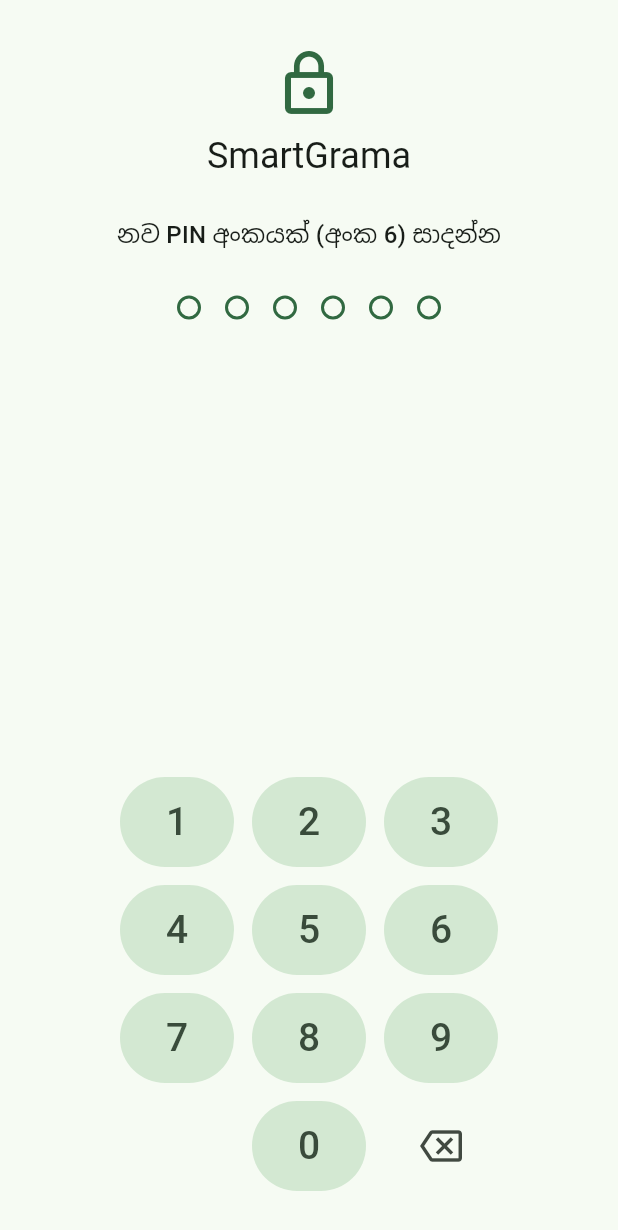
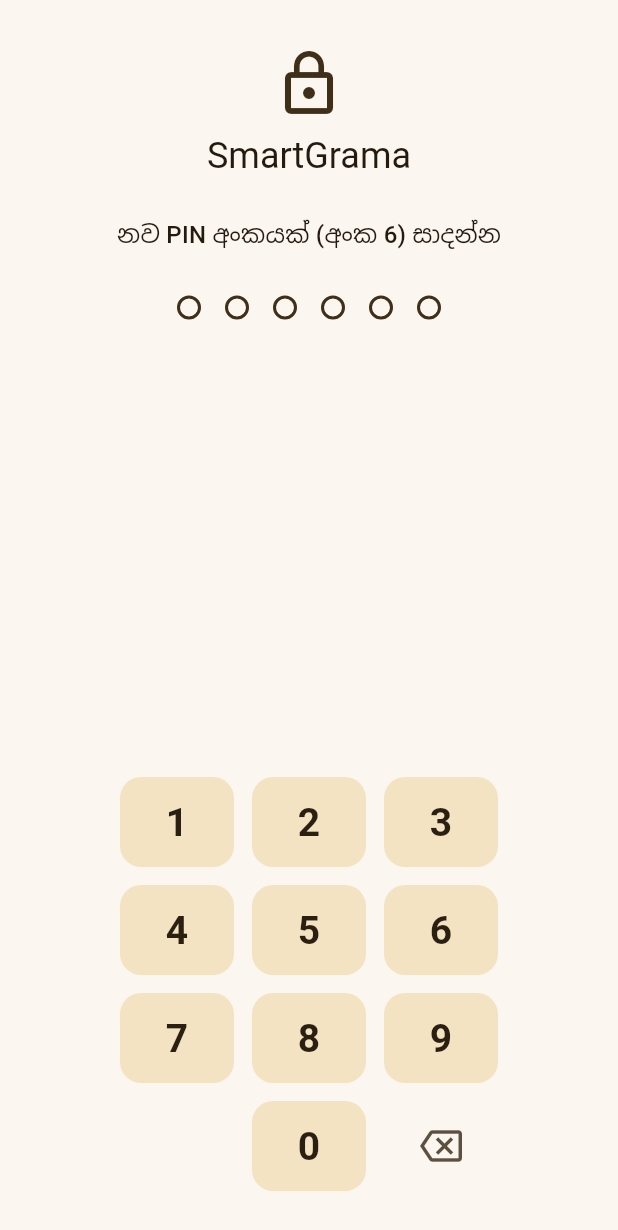
Before and after one commit to rishithamenush/smartgrama, a Flutter app: the screen it shows after launch, on a phone screen of 412 x 824 dp. Shown: the top 1230 px of the screen. Run offline on Flutter 3.47's test engine with Material 3 defaults, Android fonts, the phone set to English and light mode, and no system bars; our stand-ins replace drift, file_picker, flutter_map, flutter_secure_storage, geolocator, image_picker and 3 more; missing offline and left inert: excel; accounts and stored records are empty; generated files the repository leaves out were written again.

Commit message:
initial commit

```diff
--- a/lib/main.dart
+++ b/lib/main.dart
@@ -6,30 +6,13 @@ import 'data/bundle.dart';
 import 'data/database.dart';
 import 'security/key_store.dart';
 import 'security/pin_screen.dart';
+import 'theme.dart';
 import 'ui/home/home_shell.dart';
 import 'ui/setup/setup_screen.dart';
 
 void main() {
   WidgetsFlutterBinding.ensureInitialized();
   runApp(const SmartGramaApp());
-}
-
-ThemeData buildTheme() {
-  final scheme = ColorScheme.fromSeed(seedColor: const Color(0xFF1E6B3A));
-  return ThemeData(
-    colorScheme: scheme,
-    useMaterial3: true,
-    visualDensity: VisualDensity.standard,
-    inputDecorationTheme: const InputDecorationTheme(
-      border: OutlineInputBorder(),
-      isDense: false,
-    ),
-    cardTheme: const CardThemeData(margin: EdgeInsets.symmetric(horizontal: 12, vertical: 6)),
-    appBarTheme: AppBarTheme(backgroundColor: scheme.primary, foregroundColor: scheme.onPrimary),
-    filledButtonTheme: FilledButtonThemeData(
-      style: FilledButton.styleFrom(minimumSize: const Size(64, 48)),
-    ),
-  );
 }
 
 class SmartGramaApp extends StatelessWidget {
--- /dev/null
+++ b/lib/theme.dart
@@ -0,0 +1,202 @@
+import 'package:flutter/material.dart';
+
+/// SmartGrama colour system: the reference brown is the major colour; every
+/// other colour is an earthy companion (sand, gold, terracotta, olive, slate)
+/// so the whole app reads as one family.
+class Brand {
+  // Brown (major)
+  static const brown = Color(0xFF3F2F19);
+  static const brownDark = Color(0xFF2A1F10);
+  static const brownMid = Color(0xFF5C4426);
+  static const brownLight = Color(0xFF8A6A42);
+
+  // Companions
+  static const gold = Color(0xFFC9973F);
+  static const goldLight = Color(0xFFF3E3C3);
+  static const terracotta = Color(0xFFB5562F);
+  static const olive = Color(0xFF5E7A2E);
+  static const slate = Color(0xFF3F6577);
+  static const clay = Color(0xFF9A6B4F);
+
+  // Surfaces
+  static const cream = Color(0xFFFBF7F0);
+  static const sand = Color(0xFFF2E9DA);
+  static const sandDark = Color(0xFFE6D8C1);
+  static const line = Color(0xFFDCCCB3);
+  static const muted = Color(0xFF8C7A62);
+
+  // Meaning colours, tuned to sit with the browns.
+  static const ok = Color(0xFF4F7A32);
+  static const info = Color(0xFF3D6B8C);
+  static const pending = Color(0xFFC7871A);
+  static const warn = Color(0xFFB5562F);
+  static const warnBg = Color(0xFFFBEBDD);
+
+  static const headerGradient = LinearGradient(
+    begin: Alignment.topLeft,
+    end: Alignment.bottomRight,
+    colors: [brownDark, brown, brownMid],
+  );
+}
+
+ThemeData buildTheme() {
+  const scheme = ColorScheme(
+    brightness: Brightness.light,
+    primary: Brand.brown,
+    onPrimary: Colors.white,
+    primaryContainer: Brand.sandDark,
+    onPrimaryContainer: Brand.brownDark,
+    secondary: Brand.gold,
+    onSecondary: Colors.white,
+    secondaryContainer: Brand.goldLight,
+    onSecondaryContainer: Brand.brownDark,
+    tertiary: Brand.olive,
+    onTertiary: Colors.white,
+    tertiaryContainer: Color(0xFFE4EAD3),
+    onTertiaryContainer: Color(0xFF26330F),
+    error: Color(0xFFB3261E),
+    onError: Colors.white,
+    surface: Brand.cream,
+    onSurface: Color(0xFF241A0E),
+    onSurfaceVariant: Color(0xFF5E5040),
+    surfaceContainerLowest: Colors.white,
+    surfaceContainerLow: Color(0xFFF8F2E8),
+    surfaceContainer: Brand.sand,
+    surfaceContainerHigh: Color(0xFFEDE2D0),
+    surfaceContainerHighest: Brand.sandDark,
+    outline: Brand.muted,
+    outlineVariant: Brand.line,
+    inverseSurface: Brand.brownDark,
+    onInverseSurface: Brand.cream,
+    inversePrimary: Brand.goldLight,
+    shadow: Colors.black,
+  );
+
+  final radius = BorderRadius.circular(14);
+  return ThemeData(
+    colorScheme: scheme,
+    useMaterial3: true,
+    scaffoldBackgroundColor: Brand.cream,
+    dividerTheme: const DividerThemeData(color: Brand.line, space: 1),
+    appBarTheme: const AppBarTheme(
+      backgroundColor: Brand.brown,
+      foregroundColor: Colors.white,
+      centerTitle: true,
+      elevation: 0,
+      titleTextStyle: TextStyle(fontSize: 19, fontWeight: FontWeight.w600, color: Colors.white),
+    ),
+    cardTheme: CardThemeData(
+      margin: const EdgeInsets.symmetric(horizontal: 12, vertical: 6),
+      color: Colors.white,
+      elevation: 0,
+      shape: RoundedRectangleBorder(
+        borderRadius: BorderRadius.circular(16),
+        side: const BorderSide(color: Brand.line),
+      ),
+    ),
+    inputDecorationTheme: InputDecorationTheme(
+      filled: true,
+      fillColor: Colors.white,
+      border: OutlineInputBorder(borderRadius: radius),
+      enabledBorder: OutlineInputBorder(
+        borderRadius: radius,
+        borderSide: const BorderSide(color: Brand.line),
+      ),
+      focusedBorder: OutlineInputBorder(
+        borderRadius: radius,
+        borderSide: const BorderSide(color: Brand.brown, width: 2),
+      ),
+      labelStyle: const TextStyle(color: Brand.muted),
+      floatingLabelStyle: const TextStyle(color: Brand.brown),
+    ),
+    filledButtonTheme: FilledButtonThemeData(
+      style: FilledButton.styleFrom(
+        minimumSize: const Size(64, 50),
+        shape: RoundedRectangleBorder(borderRadius: radius),
+        textStyle: const TextStyle(fontSize: 16, fontWeight: FontWeight.w600),
+      ),
+    ),
+    outlinedButtonTheme: OutlinedButtonThemeData(
+      style: OutlinedButton.styleFrom(
+        minimumSize: const Size(64, 48),
+        foregroundColor: Brand.brown,
+        side: const BorderSide(color: Brand.brownLight),
+        shape: RoundedRectangleBorder(borderRadius: radius),
+      ),
+    ),
+    textButtonTheme: TextButtonThemeData(
+      style: TextButton.styleFrom(foregroundColor: Brand.brownMid),
+    ),
+    floatingActionButtonTheme: FloatingActionButtonThemeData(
+      backgroundColor: Brand.brown,
+      foregroundColor: Colors.white,
+      shape: RoundedRectangleBorder(borderRadius: BorderRadius.circular(18)),
+    ),
+    chipTheme: ChipThemeData(
+      backgroundColor: Colors.white,
+      selectedColor: Brand.goldLight,
+      side: const BorderSide(color: Brand.line),
+      checkmarkColor: Brand.brown,
+      labelStyle: const TextStyle(color: Brand.brownDark),
+      shape: RoundedRectangleBorder(borderRadius: BorderRadius.circular(20)),
+    ),
+    segmentedButtonTheme: SegmentedButtonThemeData(
+      style: ButtonStyle(
+        backgroundColor: WidgetStateProperty.resolveWith(
+            (s) => s.contains(WidgetState.selected) ? Brand.goldLight : Colors.white),
+        foregroundColor: const WidgetStatePropertyAll(Brand.brownDark),
+        side: const WidgetStatePropertyAll(BorderSide(color: Brand.line)),
+      ),
+    ),
+    navigationBarTheme: NavigationBarThemeData(
+      backgroundColor: Colors.white,
+      surfaceTintColor: Colors.transparent,
+      indicatorColor: Brand.goldLight,
+      elevation: 3,
+      shadowColor: Colors.black26,
+      iconTheme: WidgetStateProperty.resolveWith((s) => IconThemeData(
+            color: s.contains(WidgetState.selected) ? Brand.brown : Brand.muted,
+          )),
+      labelTextStyle: WidgetStateProperty.resolveWith((s) => TextStyle(
+            fontSize: 12,
+            fontWeight: s.contains(WidgetState.selected) ? FontWeight.w700 : FontWeight.w500,
+            color: s.contains(WidgetState.selected) ? Brand.brown : Brand.muted,
+          )),
+    ),
+    tabBarTheme: const TabBarThemeData(
+      labelColor: Colors.white,
+      unselectedLabelColor: Color(0xCCFFFFFF),
+      indicatorColor: Brand.gold,
+      dividerColor: Colors.transparent,
+    ),
+    listTileTheme: const ListTileThemeData(iconColor: Brand.brownMid),
+    progressIndicatorTheme: const ProgressIndicatorThemeData(
+      color: Brand.brown,
+      linearTrackColor: Brand.sand,
+      circularTrackColor: Brand.sand,
+    ),
+    switchTheme: SwitchThemeData(
+      thumbColor: WidgetStateProperty.resolveWith(
+          (s) => s.contains(WidgetState.selected) ? Colors.white : Brand.muted),
+      trackColor: WidgetStateProperty.resolveWith(
+          (s) => s.contains(WidgetState.selected) ? Brand.brown : Brand.sand),
+    ),
+    checkboxTheme: CheckboxThemeData(
+      fillColor: WidgetStateProperty.resolveWith(
+          (s) => s.contains(WidgetState.selected) ? Brand.brown : null),
+    ),
+    snackBarTheme: SnackBarThemeData(
+      backgroundColor: Brand.brownDark,
+      behavior: SnackBarBehavior.floating,
+      shape: RoundedRectangleBorder(borderRadius: radius),
+    ),
+    dialogTheme: DialogThemeData(
+      backgroundColor: Brand.cream,
+      shape: RoundedRectangleBorder(borderRadius: BorderRadius.circular(22)),
+    ),
+    bottomSheetTheme: const BottomSheetThemeData(
+      backgroundColor: Brand.cream,
+      showDragHandle: true,
+    ),
+  );
+}
--- a/lib/ui/home/dashboard.dart
+++ b/lib/ui/home/dashboard.dart
@@ -11,6 +11,7 @@ import '../reports/reports_screen.dart';
 import '../settings/settings_screen.dart';
 import '../widgets/common.dart';
 import 'land_list_screen.dart';
+import '../../theme.dart';
 
 class Dashboard extends StatelessWidget {
   const Dashboard({super.key, required this.onOpenTab});
@@ -85,6 +86,17 @@ class Dashboard extends StatelessWidget {
             ],
           ),
         ),
+        if (issues > 0)
+          Card(
+            color: Brand.warnBg,
+            child: ListTile(
+              leading: Icon(Icons.rule, color: Brand.warn),
+              title: Text('දත්ත පරීක්ෂා කිරීමට $issues ක් ඇත'),
+              subtitle: const Text('හැඳුනුම්පත්, GPS, ඡායාරූප, අනුපිටපත්…'),
+              trailing: const Icon(Icons.chevron_right),
+              onTap: () => push(context, const QualityScreen()),
+            ),
+          ),
         Card(
           child: Padding(
             padding: const EdgeInsets.all(12),
@@ -120,7 +132,7 @@ class Dashboard extends StatelessWidget {
                               child: LinearProgressIndicator(
                                 value: p.fraction.clamp(0, 1),
                                 minHeight: 12,
-                                color: p.fraction >= 1 ? Colors.green : null,
+                                color: p.fraction >= 1 ? Brand.ok : null,
                               ),
                             ),
                           ),
@@ -147,17 +159,6 @@ class Dashboard extends StatelessWidget {
             ),
           ),
         ),
-        if (issues > 0)
-          Card(
-            color: Colors.orange.shade50,
-            child: ListTile(
-              leading: Icon(Icons.rule, color: Colors.orange.shade800),
-              title: Text('දත්ත පරීක්ෂා කිරීමට $issues ක් ඇත'),
-              subtitle: const Text('හැඳුනුම්පත්, GPS, ඡායාරූප, අනුපිටපත්…'),
-              trailing: const Icon(Icons.chevron_right),
-              onTap: () => push(context, const QualityScreen()),
-            ),
-          ),
       ],
     );
   }
```
Also changed, not shown: 3 other files.
